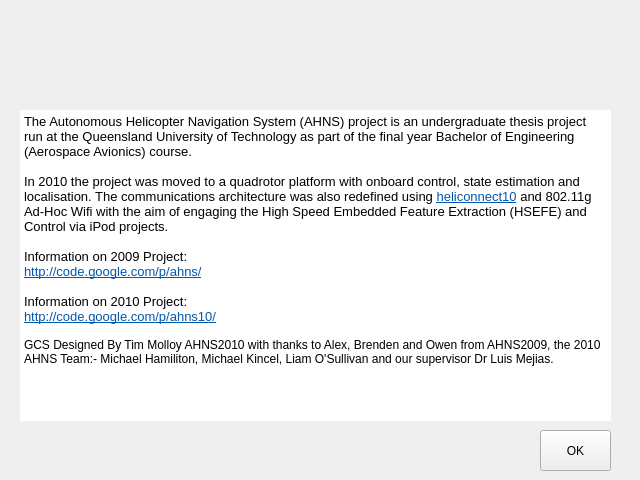
Above: gcs/ui/aboutform.ui from lijian8/ahns10 before the change. Below: the same form after it.
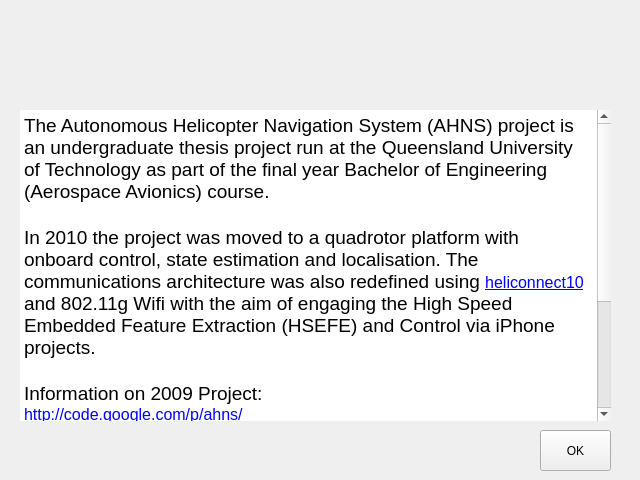
That is the form after the change. Icons and pictures are not drawn.

Diff of the .ui file:
```diff
--- a/gcs/ui/aboutform.ui
+++ b/gcs/ui/aboutform.ui
@@ -109,6 +109,11 @@
      <height>311</height>
     </rect>
    </property>
+   <property name="font">
+    <font>
+     <pointsize>12</pointsize>
+    </font>
+   </property>
    <property name="autoFillBackground">
     <bool>true</bool>
    </property>
@@ -125,18 +130,18 @@
     <string>&lt;!DOCTYPE HTML PUBLIC &quot;-//W3C//DTD HTML 4.0//EN&quot; &quot;http://www.w3.org/TR/REC-html40/strict.dtd&quot;&gt;
 &lt;html&gt;&lt;head&gt;&lt;meta name=&quot;qrichtext&quot; content=&quot;1&quot; /&gt;&lt;style type=&quot;text/css&quot;&gt;
 p, li { white-space: pre-wrap; }
-&lt;/style&gt;&lt;/head&gt;&lt;body style=&quot; font-family:'Sans'; font-size:10pt; font-weight:400; font-style:normal;&quot;&gt;
-&lt;p style=&quot; margin-top:0px; margin-bottom:0px; margin-left:0px; margin-right:0px; -qt-block-indent:0; text-indent:0px;&quot;&gt;&lt;span style=&quot; font-family:'Sans Serif';&quot;&gt;The Autonomous Helicopter Navigation System (AHNS) project is an undergraduate thesis project run at the Queensland University of Technology as part of the final year Bachelor of Engineering (Aerospace Avionics) course.&lt;/span&gt;&lt;/p&gt;
-&lt;p style=&quot;-qt-paragraph-type:empty; margin-top:0px; margin-bottom:0px; margin-left:0px; margin-right:0px; -qt-block-indent:0; text-indent:0px; font-family:'Sans Serif';&quot;&gt;&lt;/p&gt;
-&lt;p style=&quot; margin-top:0px; margin-bottom:0px; margin-left:0px; margin-right:0px; -qt-block-indent:0; text-indent:0px;&quot;&gt;&lt;span style=&quot; font-family:'Sans Serif';&quot;&gt;In 2010 the project was moved to a quadrotor platform with onboard control, state estimation and localisation. The communications architecture was also redefined using &lt;/span&gt;&lt;a href=&quot;http://code.google.com/p/heliconnect10/&quot;&gt;&lt;span style=&quot; font-family:'Sans Serif'; text-decoration: underline; color:#0057ae;&quot;&gt;heliconnect10&lt;/span&gt;&lt;/a&gt;&lt;span style=&quot; font-family:'Sans Serif';&quot;&gt; and 802.11g Ad-Hoc Wifi with the aim of engaging the High Speed Embedded Feature Extraction (HSEFE) and Control via iPod projects.&lt;/span&gt;&lt;/p&gt;
-&lt;p style=&quot;-qt-paragraph-type:empty; margin-top:0px; margin-bottom:0px; margin-left:0px; margin-right:0px; -qt-block-indent:0; text-indent:0px; font-family:'Sans Serif';&quot;&gt;&lt;/p&gt;
-&lt;p style=&quot; margin-top:0px; margin-bottom:0px; margin-left:0px; margin-right:0px; -qt-block-indent:0; text-indent:0px;&quot;&gt;&lt;span style=&quot; font-family:'Sans Serif';&quot;&gt;Information on 2009 Project:&lt;/span&gt;&lt;/p&gt;
-&lt;p style=&quot; margin-top:0px; margin-bottom:0px; margin-left:0px; margin-right:0px; -qt-block-indent:0; text-indent:0px;&quot;&gt;&lt;a href=&quot;http://code.google.com/p/ahns/&quot;&gt;&lt;span style=&quot; font-family:'Sans Serif'; text-decoration: underline; color:#0057ae;&quot;&gt;http://code.google.com/p/ahns/&lt;/span&gt;&lt;/a&gt;&lt;/p&gt;
-&lt;p style=&quot; margin-top:0px; margin-bottom:0px; margin-left:0px; margin-right:0px; -qt-block-indent:0; text-indent:0px;&quot;&gt;&lt;span style=&quot; font-family:'Sans Serif';&quot;&gt; &lt;/span&gt;&lt;/p&gt;
-&lt;p style=&quot; margin-top:0px; margin-bottom:0px; margin-left:0px; margin-right:0px; -qt-block-indent:0; text-indent:0px;&quot;&gt;&lt;span style=&quot; font-family:'Sans Serif';&quot;&gt;Information on 2010 Project:&lt;/span&gt;&lt;/p&gt;
-&lt;p style=&quot; margin-top:0px; margin-bottom:0px; margin-left:0px; margin-right:0px; -qt-block-indent:0; text-indent:0px;&quot;&gt;&lt;a href=&quot;http://code.google.com/p/ahns10/&quot;&gt;&lt;span style=&quot; font-family:'Sans Serif'; text-decoration: underline; color:#0057ae;&quot;&gt;http://code.google.com/p/ahns10/&lt;/span&gt;&lt;/a&gt;&lt;/p&gt;
-&lt;p style=&quot;-qt-paragraph-type:empty; margin-top:0px; margin-bottom:0px; margin-left:0px; margin-right:0px; -qt-block-indent:0; text-indent:0px; font-family:'Sans Serif'; font-size:9pt; text-decoration: underline; color:#0057ae;&quot;&gt;&lt;/p&gt;
-&lt;p style=&quot; margin-top:0px; margin-bottom:0px; margin-left:0px; margin-right:0px; -qt-block-indent:0; text-indent:0px;&quot;&gt;&lt;span style=&quot; font-family:'Sans Serif'; font-size:9pt;&quot;&gt;GCS Designed By Tim Molloy AHNS2010 with thanks to Alex, Brenden and Owen from AHNS2009, the 2010 AHNS Team:- Michael Hamiliton, Michael Kincel, Liam O'Sullivan and our supervisor Dr Luis Mejias.&lt;/span&gt;&lt;/p&gt;&lt;/body&gt;&lt;/html&gt;</string>
+&lt;/style&gt;&lt;/head&gt;&lt;body style=&quot; font-family:'Lucida Grande'; font-size:12pt; font-weight:400; font-style:normal;&quot;&gt;
+&lt;p style=&quot; margin-top:0px; margin-bottom:0px; margin-left:0px; margin-right:0px; -qt-block-indent:0; text-indent:0px;&quot;&gt;&lt;span style=&quot; font-family:'Sans Serif'; font-size:14pt;&quot;&gt;The Autonomous Helicopter Navigation System (AHNS) project is an undergraduate thesis project run at the Queensland University of Technology as part of the final year Bachelor of Engineering (Aerospace Avionics) course.&lt;/span&gt;&lt;/p&gt;
+&lt;p style=&quot;-qt-paragraph-type:empty; margin-top:0px; margin-bottom:0px; margin-left:0px; margin-right:0px; -qt-block-indent:0; text-indent:0px; font-family:'Sans Serif'; font-size:14pt;&quot;&gt;&lt;/p&gt;
+&lt;p style=&quot; margin-top:0px; margin-bottom:0px; margin-left:0px; margin-right:0px; -qt-block-indent:0; text-indent:0px;&quot;&gt;&lt;span style=&quot; font-family:'Sans Serif'; font-size:14pt;&quot;&gt;In 2010 the project was moved to a quadrotor platform with onboard control, state estimation and localisation. The communications architecture was also redefined using &lt;/span&gt;&lt;a href=&quot;http://code.google.com/p/heliconnect10/&quot;&gt;&lt;span style=&quot; text-decoration: underline; color:#0000ff;&quot;&gt;heliconnect10&lt;/span&gt;&lt;/a&gt;&lt;span style=&quot; font-family:'Sans Serif'; font-size:14pt;&quot;&gt; and 802.11g Wifi with the aim of engaging the High Speed Embedded Feature Extraction (HSEFE) and Control via iPhone projects.&lt;/span&gt;&lt;/p&gt;
+&lt;p style=&quot;-qt-paragraph-type:empty; margin-top:0px; margin-bottom:0px; margin-left:0px; margin-right:0px; -qt-block-indent:0; text-indent:0px; font-family:'Sans Serif'; font-size:14pt;&quot;&gt;&lt;/p&gt;
+&lt;p style=&quot; margin-top:0px; margin-bottom:0px; margin-left:0px; margin-right:0px; -qt-block-indent:0; text-indent:0px;&quot;&gt;&lt;span style=&quot; font-family:'Sans Serif'; font-size:14pt;&quot;&gt;Information on 2009 Project:&lt;/span&gt;&lt;/p&gt;
+&lt;p style=&quot; margin-top:0px; margin-bottom:0px; margin-left:0px; margin-right:0px; -qt-block-indent:0; text-indent:0px;&quot;&gt;&lt;a href=&quot;http://code.google.com/p/ahns/&quot;&gt;&lt;span style=&quot; text-decoration: underline; color:#0000ff;&quot;&gt;http://code.google.com/p/ahns/&lt;/span&gt;&lt;/a&gt;&lt;/p&gt;
+&lt;p style=&quot; margin-top:0px; margin-bottom:0px; margin-left:0px; margin-right:0px; -qt-block-indent:0; text-indent:0px;&quot;&gt;&lt;span style=&quot; font-family:'Sans Serif'; font-size:14pt;&quot;&gt; &lt;/span&gt;&lt;/p&gt;
+&lt;p style=&quot; margin-top:0px; margin-bottom:0px; margin-left:0px; margin-right:0px; -qt-block-indent:0; text-indent:0px;&quot;&gt;&lt;span style=&quot; font-family:'Sans Serif'; font-size:14pt;&quot;&gt;Information on 2010 Project:&lt;/span&gt;&lt;/p&gt;
+&lt;p style=&quot; margin-top:0px; margin-bottom:0px; margin-left:0px; margin-right:0px; -qt-block-indent:0; text-indent:0px;&quot;&gt;&lt;a href=&quot;http://code.google.com/p/ahns10/&quot;&gt;&lt;span style=&quot; text-decoration: underline; color:#0000ff;&quot;&gt;http://code.google.com/p/ahns10/&lt;/span&gt;&lt;/a&gt;&lt;/p&gt;
+&lt;p style=&quot;-qt-paragraph-type:empty; margin-top:0px; margin-bottom:0px; margin-left:0px; margin-right:0px; -qt-block-indent:0; text-indent:0px; font-family:'Sans Serif'; font-size:14pt; text-decoration: underline; color:#0057ae;&quot;&gt;&lt;/p&gt;
+&lt;p style=&quot; margin-top:0px; margin-bottom:0px; margin-left:0px; margin-right:0px; -qt-block-indent:0; text-indent:0px;&quot;&gt;&lt;span style=&quot; font-family:'Sans Serif'; font-size:14pt;&quot;&gt;GCS Designed By Tim Molloy AHNS2010 with thanks to Alex, Brenden and Owen from AHNS2009, the 2010 AHNS Team:- Michael Hamiliton, Michael Kincel, Liam O'Sullivan and our supervisor Dr Luis Mejias.&lt;/span&gt;&lt;/p&gt;&lt;/body&gt;&lt;/html&gt;</string>
    </property>
    <property name="acceptRichText">
     <bool>true</bool>
```
